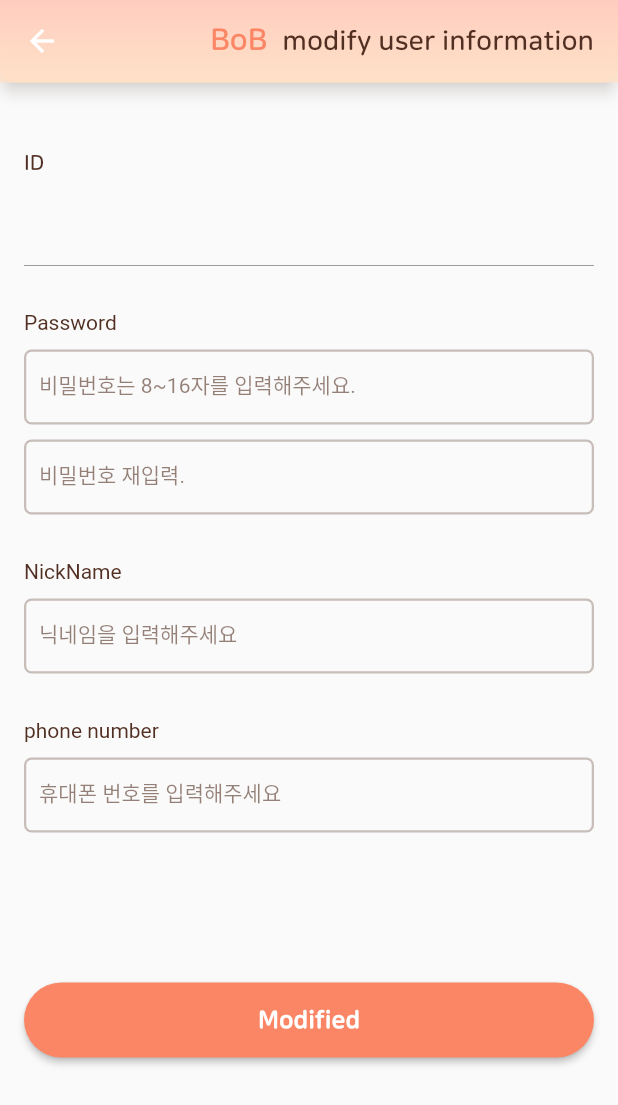
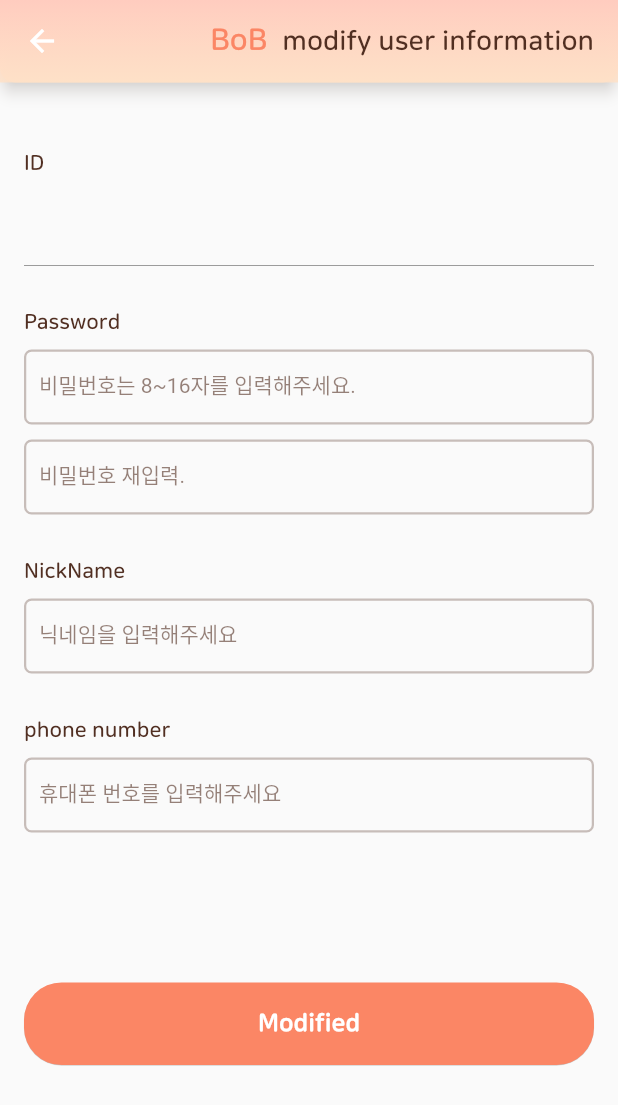
Before and after one commit to LSTM2023/BoB-AppPart, a Flutter app: the ModifyUser screen opened directly with empty values, on a phone screen of 412 x 824 dp. Shown: the top 1105 px of the screen. Run offline on Flutter 3.47's test engine with Material 2 defaults, Android fonts, the phone set to English and light mode, and no system bars; our stand-ins replace badges, carousel_slider, dio, dropdown_textfield, easy_localization, firebase_core and 12 more; missing offline and left inert: bottom_picker, flutter_naver_login, flutter_vlc_player, horizontal_picker, jwt_decode, multi_masked_formatter and 3 more; accounts and stored records are empty; Roboto replaces fonts that are missing (omew).

Commit message:
:recycle:

```diff
--- a/BoB/lib/screens/MyPage/AddBaby.dart
+++ b/BoB/lib/screens/MyPage/AddBaby.dart
@@ -175,6 +175,7 @@ class _BabyBottomSheet extends State<BabyBottomSheet>{
     }
   }
 }
+// --------------------------------------------------------------------------
 class AddBabyBottomSheet extends StatefulWidget {
   const AddBabyBottomSheet({super.key});
   @override
--- a/BoB/lib/screens/MyPage/modifyUserInfo.dart
+++ b/BoB/lib/screens/MyPage/modifyUserInfo.dart
@@ -12,17 +12,18 @@ import 'package:get/get.dart' hide Trans;
 class ModifyUser extends StatefulWidget{
   final User userInfo;
   const ModifyUser(this.userInfo, {super.key});
-
   @override
   State<ModifyUser> createState() => _ModifyUser();
 }
 
 class _ModifyUser extends State<ModifyUser> {
+
   late TextEditingController passCtr;
   late TextEditingController passCheckCtr;
   late TextEditingController nickNameCtr;
   late TextEditingController phoneCtr;
   bool passwordVisible = true;
+
   @override
   void initState() {
     passCtr = TextEditingController(text: widget.userInfo.password1);
@@ -31,6 +32,7 @@ class _ModifyUser extends State<ModifyUser> {
     phoneCtr = TextEditingController(text: widget.userInfo.phone);
     super.initState();
   }
+
   @override
   Widget build(BuildContext context) {
     return Scaffold(
@@ -41,7 +43,7 @@ class _ModifyUser extends State<ModifyUser> {
           child: Column(
             crossAxisAlignment: CrossAxisAlignment.start,
             children: [
-              textBase('login_id'.tr, 'bold', 14),
+              label('login_id'.tr, 'bold', 14, 'base100'),
               const SizedBox(height: 10),
               SizedBox(
                 height: 50,
@@ -51,29 +53,24 @@ class _ModifyUser extends State<ModifyUser> {
                 ),
               ),
               const SizedBox(height: 30),
-              makeText('login_pass'.tr, const Color(0xFF512F22), 14),
+              label('login_pass'.tr, 'bold', 14, 'base100'),
               const SizedBox(height: 10),
               makePWFormField('pw', passCtr, passwordVisible),
               const SizedBox(height: 10),
               makePWFormField('pw_check', passCheckCtr, passwordVisible),
               const SizedBox(height: 30),
-              makeText('login_nickname'.tr, Color(0xFF512F22), 14),
+              label('login_nickname'.tr, 'bold', 14, 'base100'),
               const SizedBox(height: 10),
               makeTextFormField('nickname', nickNameCtr, TextInputType.name),
               const SizedBox(height: 30),
-              makeText('login_phone'.tr, Color(0xFF512F22), 14),
+              label('login_phone'.tr, 'bold', 14, 'base100'),
               const SizedBox(height: 10),
               makeTextFormField('phone', phoneCtr, TextInputType.phone),
               const SizedBox(height: 100),
               ElevatedButton(
-                  style: ElevatedButton.styleFrom(
-                      minimumSize: const Size.fromHeight(50),
-                      backgroundColor: const Color(0xffFB8665),
-                      shape: RoundedRectangleBorder(borderRadius: BorderRadius.circular(25)),
-                      foregroundColor: Colors.white
-                  ),
-                  onPressed: () async => await modifyUserinfo(),
-                  child: text('login_modified'.tr,'extra-bold', 16, Colors.white)
+                  style: btnStyleForm('white', 'primary'),
+                  onPressed: () async => await serviceModifyUserinfo(),
+                  child: label('login_modified'.tr,'extra-bold', 16, 'white')
               )
             ],
           ),
@@ -82,7 +79,8 @@ class _ModifyUser extends State<ModifyUser> {
     );
 
   }
-  modifyUserinfo() async {
+  /// method for modify user information
+  serviceModifyUserinfo() async {
     // 1. validate
     String pass = passCtr.text.trim();
     String name = nickNameCtr.text.trim();
@@ -92,7 +90,7 @@ class _ModifyUser extends State<ModifyUser> {
         !validatePhone(phone)) {
       return;
     }
-    // 2. modify
+    // call modifyUser API & edit local DB
     if (await editUserService({"password": pass, "name": name, "phone": phone}) == "True") {
       // (1) 비번 변경시 -> 내부 저장소 변경
       if (pass != widget.userInfo.password1) {
--- a/BoB/lib/widgets/form.dart
+++ b/BoB/lib/widgets/form.dart
@@ -1,5 +1,16 @@
 import 'package:flutter/material.dart';
 import 'package:multi_masked_formatter/multi_masked_formatter.dart';
+
+// color
+Map<String, Color> str2color = {
+  'white': const Color(0xffffffff),
+  'primary' : const Color(0xffFB8665),
+  'base60' : const Color(0x99512F22),
+  'base63' : const Color(0xa1512f22),
+  'base100' : const Color(0xff512F22),
+  'rel_parent' : const Color(0xffFF766A),
+  'grey': const Color(0xffC1C1C1)
+};
 
 InputDecoration formDecoration(String title){
   return InputDecoration(
@@ -60,3 +71,25 @@ SizedBox makePWFormField(String title, TextEditingController controller, bool _v
     ),
   );
 }
+// Style Form
+btnStyleForm(String foreClr, String backClr){
+  return ElevatedButton.styleFrom(
+      elevation: 0.2,
+      shape: RoundedRectangleBorder(
+          borderRadius: BorderRadius.circular(25)
+      ),
+      minimumSize: const Size.fromHeight(55),
+      foregroundColor: str2color[foreClr],
+      backgroundColor: str2color[backClr]
+  );
+}
+
+Padding divider(){
+  return const Padding(
+      padding: EdgeInsets.all(11.5),
+      child: Divider(
+        thickness: 1,
+        color: Color(0xffC4C4C4),
+      )
+  );
+}
--- a/BoB/lib/widgets/text.dart
+++ b/BoB/lib/widgets/text.dart
@@ -1,10 +1,25 @@
 import 'package:flutter/material.dart';
+import 'form.dart';
 
 Map<String, FontWeight> weightList = {
   'normal' : FontWeight.w400,
   'bold' : FontWeight.w700,
   'extra-bold' : FontWeight.w800,
 };
+
+
+Text label(String str, String weight, double size, String colorTxt){
+  return Text(
+      str,
+      style: TextStyle(
+          color: str2color[colorTxt],
+          fontWeight: weightList[weight!],
+          fontFamily: 'NanumSquareRound',
+          fontSize: size
+      )
+  );
+}
+
 Text text(String str, String weight, double size, Color color){
   return Text(
       str,
```
Also changed, not shown: BoB/lib/screens/Login/signUp.dart (+5 -5 lines), BoB/lib/screens/MyPage/Invitation.dart (+7 -9 lines), BoB/lib/screens/MyPage/withdraw.dart (+17 -19 lines), BoB/lib/screens/main_4_mypage.dart (+44 -42 lines).
